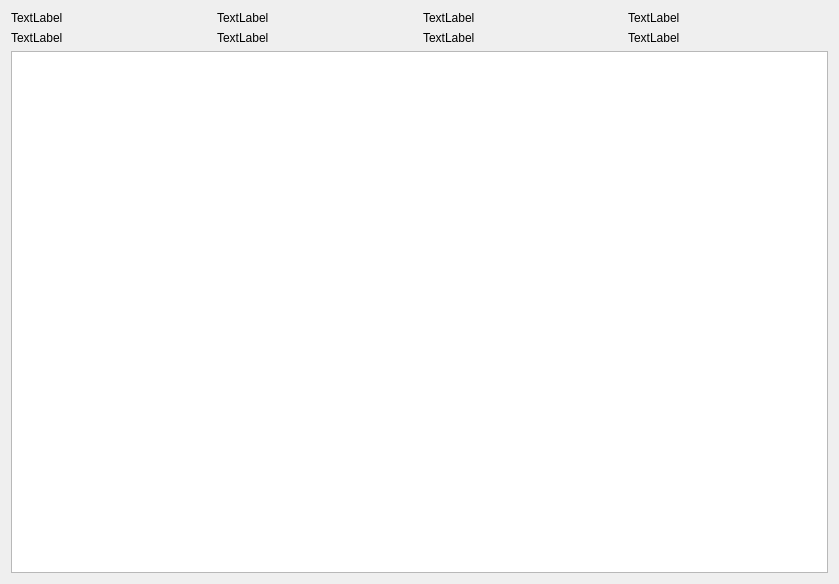
The window that ipcompare.ui (layxproud/FileManagerVega) describes before a commit, drawn with Qt 5.
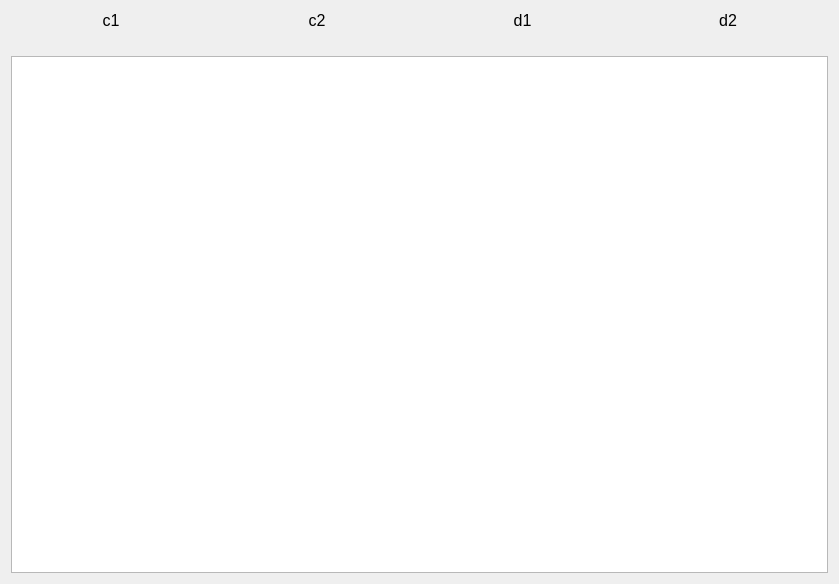
The same window after the commit.

Commit message: feat: Comparison values on widget

Diff of the .ui file:
```diff
--- a/ipcompare.ui
+++ b/ipcompare.ui
@@ -22,56 +22,100 @@
      <item row="1" column="0">
       <widget class="QLabel" name="c1Value">
        <property name="text">
-        <string>TextLabel</string>
+        <string/>
+       </property>
+       <property name="alignment">
+        <set>Qt::AlignCenter</set>
        </property>
       </widget>
      </item>
      <item row="0" column="0">
       <widget class="QLabel" name="c1Label">
+       <property name="font">
+        <font>
+         <pointsize>12</pointsize>
+        </font>
+       </property>
        <property name="text">
-        <string>TextLabel</string>
+        <string>c1</string>
+       </property>
+       <property name="alignment">
+        <set>Qt::AlignCenter</set>
        </property>
       </widget>
      </item>
      <item row="1" column="1">
       <widget class="QLabel" name="c2Value">
        <property name="text">
-        <string>TextLabel</string>
+        <string/>
+       </property>
+       <property name="alignment">
+        <set>Qt::AlignCenter</set>
        </property>
       </widget>
      </item>
      <item row="0" column="2">
       <widget class="QLabel" name="d1Label">
+       <property name="font">
+        <font>
+         <pointsize>12</pointsize>
+        </font>
+       </property>
        <property name="text">
-        <string>TextLabel</string>
+        <string>d1</string>
+       </property>
+       <property name="alignment">
+        <set>Qt::AlignCenter</set>
        </property>
       </widget>
      </item>
      <item row="0" column="1">
       <widget class="QLabel" name="c2Label">
+       <property name="font">
+        <font>
+         <pointsize>12</pointsize>
+        </font>
+       </property>
        <property name="text">
-        <string>TextLabel</string>
+        <string>c2</string>
+       </property>
+       <property name="alignment">
+        <set>Qt::AlignCenter</set>
        </property>
       </widget>
      </item>
      <item row="0" column="3">
       <widget class="QLabel" name="d2Label">
+       <property name="font">
+        <font>
+         <pointsize>12</pointsize>
+        </font>
+       </property>
        <property name="text">
-        <string>TextLabel</string>
+        <string>d2</string>
+       </property>
+       <property name="alignment">
+        <set>Qt::AlignCenter</set>
        </property>
       </widget>
      </item>
      <item row="1" column="2">
       <widget class="QLabel" name="d1Value">
        <property name="text">
-        <string>TextLabel</string>
+        <string/>
+       </property>
+       <property name="alignment">
+        <set>Qt::AlignCenter</set>
        </property>
       </widget>
      </item>
      <item row="1" column="3">
       <widget class="QLabel" name="d2Value">
        <property name="text">
-        <string>TextLabel</string>
+        <string/>
+       </property>
+       <property name="alignment">
+        <set>Qt::AlignCenter</set>
        </property>
       </widget>
      </item>
```
The commit also changes 2 other files.
